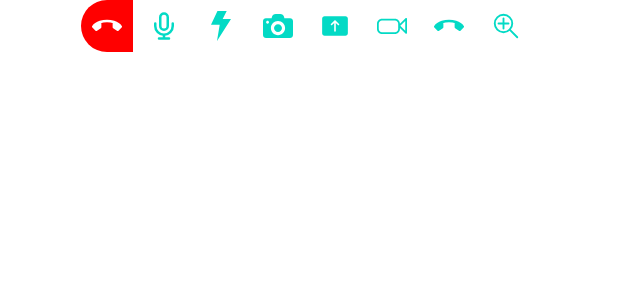
After one commit to marylinelebot/woundglassesapp, an Android app: the layout custom_media_controller.xml on its own in the app's theme, with its tools: preview values and no code run, on a phone screen of 412 x 824 dp. The commit adds this screen. Shown: the top 300 px of the screen. Run offline under Robolectric (Android 15) with nearby library versions, the phone set to English and light mode, and no system bars.

Commit message:
09/02/2024

```diff
--- a/app/src/main/AndroidManifest.xml
+++ b/app/src/main/AndroidManifest.xml
@@ -57,6 +57,11 @@
             android:exported="true"
             android:label="@string/app_name"
             android:theme="@style/Theme.MyApplication.NoActionBar" />
+        <activity
+            android:name=".AugmentedRealityActivity"
+            android:exported="true"
+            android:label="@string/app_name"
+            android:theme="@style/Theme.MyApplication.NoActionBar" />
     </application>
 
 </manifest>
--- a/app/src/main/java/com/example/myapplication/MainActivity.java
+++ b/app/src/main/java/com/example/myapplication/MainActivity.java
@@ -123,8 +123,7 @@ public class MainActivity extends AppCompatActivity {
             binding.appBarMain.fab3.setOnClickListener(new OnClickListener() {
                 @Override
                 public void onClick(View view) {
-                    Snackbar.make(view, "Call", Snackbar.LENGTH_LONG)
-                            .setAction("Action", null).show();
+                    startActivity(new Intent(MainActivity.this, AugmentedRealityActivity.class));
                 }
             });
 
--- /dev/null
+++ b/app/src/main/res/drawable/camera.xml
@@ -0,0 +1,9 @@
+<vector xmlns:android="http://schemas.android.com/apk/res/android"
+    android:width="20dp"
+    android:height="20dp"
+    android:viewportWidth="487"
+    android:viewportHeight="487">
+  <path
+      android:pathData="M308.1,277.95c0,35.7 -28.9,64.6 -64.6,64.6s-64.6,-28.9 -64.6,-64.6s28.9,-64.6 64.6,-64.6S308.1,242.25 308.1,277.95zM440.3,116.05c25.8,0 46.7,20.9 46.7,46.7v122.4v103.8c0,27.5 -22.3,49.8 -49.8,49.8H49.8c-27.5,0 -49.8,-22.3 -49.8,-49.8v-103.9v-122.3l0,0c0,-25.8 20.9,-46.7 46.7,-46.7h93.4l4.4,-18.6c6.7,-28.8 32.4,-49.2 62,-49.2h74.1c29.6,0 55.3,20.4 62,49.2l4.3,18.6H440.3zM97.4,183.45c0,-12.9 -10.5,-23.4 -23.4,-23.4c-13,0 -23.5,10.5 -23.5,23.4s10.5,23.4 23.4,23.4C86.9,206.95 97.4,196.45 97.4,183.45zM358.7,277.95c0,-63.6 -51.6,-115.2 -115.2,-115.2s-115.2,51.6 -115.2,115.2s51.6,115.2 115.2,115.2S358.7,341.55 358.7,277.95z"
+      android:fillColor="#000000"/>
+</vector>
--- /dev/null
+++ b/app/src/main/res/drawable/flash.xml
@@ -0,0 +1,9 @@
+<vector xmlns:android="http://schemas.android.com/apk/res/android"
+    android:width="20dp"
+    android:height="20dp"
+    android:viewportWidth="30"
+    android:viewportHeight="30">
+  <path
+      android:pathData="M11.001,30l2.707,-16.334H5L11.458,0l9.25,0.123L16.667,8H25L11.001,30z"
+      android:fillColor="#000000"/>
+</vector>
--- /dev/null
+++ b/app/src/main/res/drawable/phone_hangup.xml
@@ -0,0 +1,16 @@
+<vector xmlns:android="http://schemas.android.com/apk/res/android"
+    android:width="20dp"
+    android:height="20dp"
+    android:viewportWidth="24"
+    android:viewportHeight="24">
+  <path
+      android:pathData="M23,12.5 L20.5,15l-3,-2V8.842C15.976,8.337 14.146,8 12,8c-2.145,0 -3.976,0.337 -5.5,0.842V13l-3,2L1,12.5c0.665,-0.997 2.479,-2.657 5.5,-3.658C8.024,8.337 9.855,8 12,8c2.146,0 3.976,0.337 5.5,0.842 3.021,1 4.835,2.66 5.5,3.658z"
+      android:fillColor="#000000"/>
+  <path
+      android:pathData="M17.5,8.842C15.976,8.337 14.146,8 12,8c-2.145,0 -3.976,0.337 -5.5,0.842m11,0c3.021,1 4.835,2.66 5.5,3.658L20.5,15l-3,-2L17.5,8.842zM6.5,8.842c-3.021,1 -4.835,2.66 -5.5,3.658L3.5,15l3,-2L6.5,8.842z"
+      android:strokeLineJoin="round"
+      android:strokeWidth="2"
+      android:fillColor="#00000000"
+      android:strokeColor="#000000"
+      android:strokeLineCap="round"/>
+</vector>
--- /dev/null
+++ b/app/src/main/res/drawable/recording.xml
@@ -0,0 +1,9 @@
+<vector xmlns:android="http://schemas.android.com/apk/res/android"
+    android:width="20dp"
+    android:height="20dp"
+    android:viewportWidth="277.39"
+    android:viewportHeight="277.39">
+  <path
+      android:pathData="M46.23,213.54h119.66c25.49,0 46.23,-20.74 46.23,-46.23v-10.11l51.34,51.35c1.56,1.56 3.65,2.39 5.77,2.39c1.05,0 2.12,-0.2 3.12,-0.62c3.05,-1.26 5.04,-4.24 5.04,-7.54V72.01c0,-3.3 -1.99,-6.28 -5.04,-7.54c-3.04,-1.26 -6.55,-0.57 -8.89,1.77l-51.38,51.38c-0.4,-25.15 -20.95,-45.5 -46.19,-45.5H46.23C20.74,72.13 0,92.86 0,118.36v48.95C0,192.8 20.74,213.54 46.23,213.54zM261.08,91.71v91.37l-45.68,-45.69L261.08,91.71zM16.32,118.36c0,-16.5 13.42,-29.92 29.92,-29.92h119.66c16.49,0 29.92,13.42 29.92,29.92v18.47v1.15v29.34c0,16.5 -13.42,29.92 -29.92,29.92H46.23c-16.49,0 -29.92,-13.42 -29.92,-29.92V118.36z"
+      android:fillColor="#010002"/>
+</vector>
--- /dev/null
+++ b/app/src/main/res/drawable/rounded_left_corners.xml
@@ -0,0 +1,7 @@
+<!-- rounded_left_corners.xml -->
+<shape xmlns:android="http://schemas.android.com/apk/res/android"
+    android:shape="rectangle">
+    <corners android:bottomLeftRadius="100dp"
+        android:topLeftRadius="100dp"/>
+    <solid android:color="@color/red" />
+</shape>
--- /dev/null
+++ b/app/src/main/res/drawable/rounded_right_corners.xml
@@ -0,0 +1,7 @@
+<!-- rounded_left_corners.xml -->
+<shape xmlns:android="http://schemas.android.com/apk/res/android"
+    android:shape="rectangle">
+    <corners android:bottomRightRadius="100dp"
+        android:topRightRadius="100dp"/>
+    <solid android:color="@color/white" />
+</shape>
--- /dev/null
+++ b/app/src/main/res/drawable/share_screen.xml
@@ -0,0 +1,12 @@
+<vector xmlns:android="http://schemas.android.com/apk/res/android"
+    android:width="20dp"
+    android:height="20dp"
+    android:viewportWidth="28"
+    android:viewportHeight="28">
+  <path
+      android:pathData="M23.75,4.999C24.993,4.999 26,6.007 26,7.249L26,7.249L26,20.75C26,21.993 24.993,23 23.75,23L23.75,23L4.25,23C3.007,23 2,21.993 2,20.75L2,20.75L2,7.249C2,6.007 3.007,4.999 4.25,4.999L4.25,4.999ZM13.998,8.621C13.799,8.621 13.608,8.7 13.467,8.841L10.217,12.096C9.924,12.389 9.925,12.864 10.218,13.156C10.511,13.449 10.986,13.449 11.278,13.156L13.248,11.184L13.248,18.628C13.248,19.043 13.583,19.378 13.998,19.378C14.412,19.378 14.748,19.043 14.748,18.628L14.748,11.182L16.722,13.156C17.015,13.449 17.49,13.449 17.783,13.156C18.076,12.863 18.076,12.388 17.783,12.095L14.528,8.841C14.387,8.7 14.196,8.621 13.998,8.621Z"
+      android:strokeWidth="1"
+      android:fillColor="#212121"
+      android:fillType="nonZero"
+      android:strokeColor="#00000000"/>
+</vector>
--- /dev/null
+++ b/app/src/main/res/drawable/unmute_mic.xml
@@ -0,0 +1,13 @@
+<vector xmlns:android="http://schemas.android.com/apk/res/android"
+    android:width="20dp"
+    android:height="20dp"
+    android:viewportWidth="24"
+    android:viewportHeight="24">
+  <path
+      android:pathData="M19,10V12C19,15.866 15.866,19 12,19M5,10V12C5,15.866 8.134,19 12,19M12,19V22M8,22H16M12,15C10.343,15 9,13.657 9,12V5C9,3.343 10.343,2 12,2C13.657,2 15,3.343 15,5V12C15,13.657 13.657,15 12,15Z"
+      android:strokeLineJoin="round"
+      android:strokeWidth="2"
+      android:fillColor="#00000000"
+      android:strokeColor="#000000"
+      android:strokeLineCap="round"/>
+</vector>
--- /dev/null
+++ b/app/src/main/res/drawable/zoom.xml
@@ -0,0 +1,34 @@
+<vector xmlns:android="http://schemas.android.com/apk/res/android"
+    android:width="20dp"
+    android:height="20dp"
+    android:viewportWidth="24"
+    android:viewportHeight="24">
+  <path
+      android:pathData="M10,17C13.866,17 17,13.866 17,10C17,6.134 13.866,3 10,3C6.134,3 3,6.134 3,10C3,13.866 6.134,17 10,17Z"
+      android:strokeLineJoin="round"
+      android:strokeWidth="1.5"
+      android:fillColor="#00000000"
+      android:strokeColor="#000000"
+      android:strokeLineCap="round"/>
+  <path
+      android:pathData="M20.999,21L14.949,14.95"
+      android:strokeLineJoin="round"
+      android:strokeWidth="1.5"
+      android:fillColor="#00000000"
+      android:strokeColor="#000000"
+      android:strokeLineCap="round"/>
+  <path
+      android:pathData="M6,10H14"
+      android:strokeLineJoin="round"
+      android:strokeWidth="1.5"
+      android:fillColor="#00000000"
+      android:strokeColor="#000000"
+      android:strokeLineCap="round"/>
+  <path
+      android:pathData="M10,6V14"
+      android:strokeLineJoin="round"
+      android:strokeWidth="1.5"
+      android:fillColor="#00000000"
+      android:strokeColor="#000000"
+      android:strokeLineCap="round"/>
+</vector>
--- /dev/null
+++ b/app/src/main/res/layout/custom_media_controller.xml
@@ -0,0 +1,92 @@
+<?xml version="1.0" encoding="utf-8"?>
+<LinearLayout xmlns:android="http://schemas.android.com/apk/res/android"
+    xmlns:app="http://schemas.android.com/apk/res-auto"
+    android:layout_width="match_parent"
+    android:layout_height="wrap_content"
+    android:gravity="center"
+    android:orientation="horizontal">
+
+    <ImageButton
+        android:id="@+id/end_call"
+        android:layout_width="wrap_content"
+        android:layout_height="wrap_content"
+        android:src="@drawable/phone_hangup"
+        android:background="@drawable/rounded_left_corners"
+        app:tint="@color/white"
+        android:padding="7dp"
+
+        android:layout_marginRight="3dp"/>
+
+    <ImageButton
+        android:id="@+id/mute_mic"
+        android:layout_width="wrap_content"
+        android:layout_height="wrap_content"
+        android:src="@drawable/unmute_mic"
+        android:background="@color/white"
+        app:tint="@color/teal_200"
+        android:padding="7dp"
+        android:layout_marginRight="3dp"/>
+
+    <ImageButton
+        android:id="@+id/remote_flashlight"
+        android:layout_width="wrap_content"
+        android:layout_height="wrap_content"
+        android:src="@drawable/flash"
+        android:background="@color/white"
+        app:tint="@color/teal_200"
+        android:padding="7dp"
+        android:layout_marginRight="3dp"/>
+
+    <ImageButton
+        android:id="@+id/freeze"
+        android:layout_width="wrap_content"
+        android:layout_height="wrap_content"
+        android:src="@drawable/camera"
+        android:background="@color/white"
+        app:tint="@color/teal_200"
+        android:padding="7dp"
+        android:layout_marginRight="3dp"/>
+
+    <ImageButton
+        android:id="@+id/screen_sharing"
+        android:layout_width="wrap_content"
+        android:layout_height="wrap_content"
+        android:src="@drawable/share_screen"
+        android:background="@color/white"
+        app:tint="@color/teal_200"
+        android:padding="7dp"
+        android:layout_marginRight="3dp"/>
+
+    <ImageButton
+        android:id="@+id/stream_recording"
+        android:layout_width="wrap_content"
+        android:layout_height="wrap_content"
+        android:src="@drawable/recording"
+        android:background="@color/white"
+        app:tint="@color/teal_200"
+        android:padding="7dp"
+        android:layout_marginRight="3dp"/>
+
+    <ImageButton
+        android:id="@+id/take_picture"
+        android:layout_width="wrap_content"
+        android:layout_height="wrap_content"
+        android:src="@drawable/phone_hangup"
+        android:background="@color/white"
+        app:tint="@color/teal_200"
+        android:padding="7dp"
+        android:layout_marginRight="3dp"/>
+
+    <ImageButton
+        android:id="@+id/digital_zoom"
+        android:layout_width="wrap_content"
+        android:layout_height="wrap_content"
+        android:src="@drawable/zoom"
+        android:background="@drawable/rounded_right_corners"
+        app:tint="@color/teal_200"
+        android:padding="7dp"
+        android:layout_marginRight="3dp"/>
+
+
+
+</LinearLayout>
--- a/app/src/main/res/values/colors.xml
+++ b/app/src/main/res/values/colors.xml
@@ -8,4 +8,5 @@
     <color name="black">#FF000000</color>
     <color name="grey">#D3D3D3</color>
     <color name="white">#FFFFFFFF</color>
+    <color name="red">#FF0000</color>
 </resources>
```
Also changed, not shown: app/src/main/java/com/example/myapplication/AugmentedRealityActivity.java (added, +114 -0 lines), app/src/main/java/com/example/myapplication/CustomMediaController.java (added, +66 -0 lines), app/src/main/res/drawable/lens.xml (added, +30 -0 lines), app/src/main/res/drawable/mute_mic.xml (added, +12 -0 lines), app/src/main/res/layout/activity_augmented_reality.xml (added, +12 -0 lines), 1 other file.
